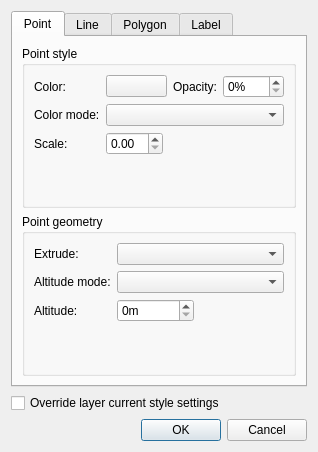
The window that qgskmlsettingsdialogbase.ui (nextgis/qgis2google) describes before a commit, drawn with Qt 5.
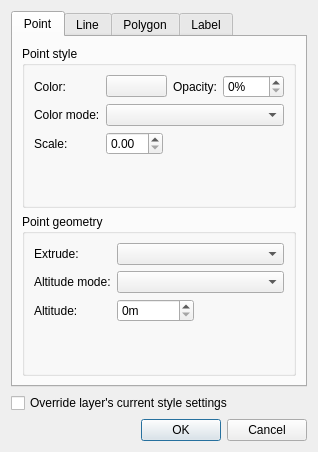
The same window after the commit.

Patch:
```diff
--- a/qgskmlsettingsdialogbase.ui
+++ b/qgskmlsettingsdialogbase.ui
@@ -990,7 +990,7 @@
       <string>Check to override layer settings/Uncheck to use layer settings</string>
      </property>
      <property name="text">
-      <string>Override layer current style settings</string>
+      <string>Override layer's current style settings</string>
      </property>
     </widget>
    </item>
```
